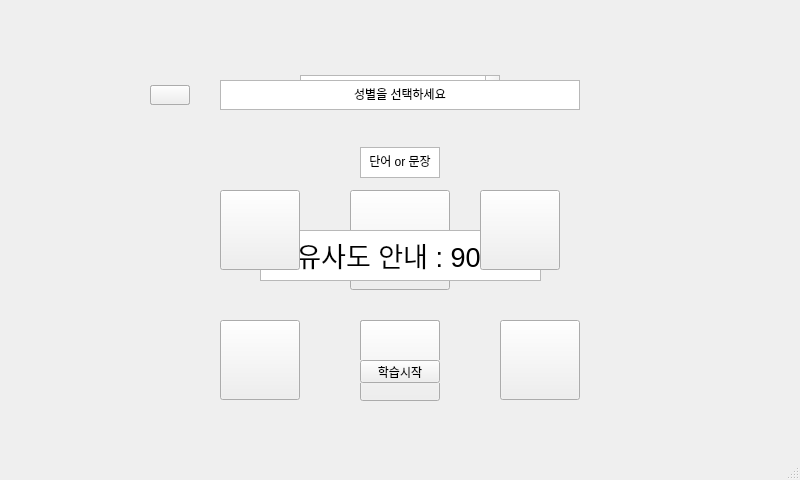
The window that sub.ui (mINUs-capstone-design/Source_Code) describes before a commit, drawn with Qt 5.
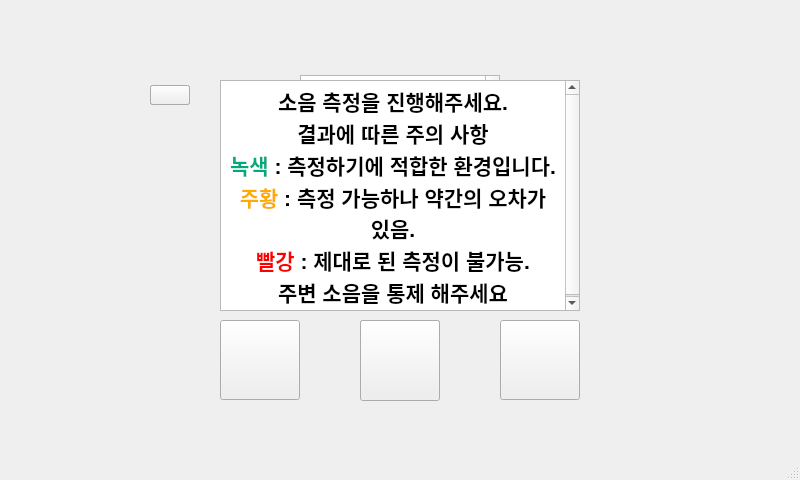
The same window after the commit. Icons and pictures are not drawn.

Commit message: edit. 소음 측정 page : delete 단어제시  및 add 주의사항 문구

The edit to the form file:
```diff
--- a/sub.ui
+++ b/sub.ui
@@ -294,13 +294,13 @@
        <x>220</x>
        <y>80</y>
        <width>360</width>
-       <height>30</height>
+       <height>231</height>
       </rect>
      </property>
      <property name="maximumSize">
       <size>
        <width>16777215</width>
-       <height>30</height>
+       <height>250</height>
       </size>
      </property>
      <property name="html">
@@ -308,7 +308,12 @@
 &lt;html&gt;&lt;head&gt;&lt;meta name=&quot;qrichtext&quot; content=&quot;1&quot; /&gt;&lt;style type=&quot;text/css&quot;&gt;
 p, li { white-space: pre-wrap; }
 &lt;/style&gt;&lt;/head&gt;&lt;body style=&quot; font-family:'Gulim'; font-size:9pt; font-weight:400; font-style:normal;&quot;&gt;
-&lt;p align=&quot;center&quot; style=&quot; margin-top:0px; margin-bottom:0px; margin-left:0px; margin-right:0px; -qt-block-indent:0; text-indent:0px;&quot;&gt;&lt;span style=&quot; font-size:11pt; font-weight:600;&quot;&gt;제시된 단어&lt;/span&gt;&lt;/p&gt;&lt;/body&gt;&lt;/html&gt;</string>
+&lt;p align=&quot;center&quot; style=&quot; margin-top:0px; margin-bottom:0px; margin-left:0px; margin-right:0px; -qt-block-indent:0; text-indent:0px;&quot;&gt;&lt;span style=&quot; font-size:16pt; font-weight:600;&quot;&gt;소음 측정을 진행해주세요.&lt;/span&gt;&lt;/p&gt;
+&lt;p align=&quot;center&quot; style=&quot; margin-top:0px; margin-bottom:0px; margin-left:0px; margin-right:0px; -qt-block-indent:0; text-indent:0px;&quot;&gt;&lt;span style=&quot; font-size:16pt; font-weight:600;&quot;&gt;결과에 따른 주의 사항&lt;/span&gt;&lt;/p&gt;
+&lt;p align=&quot;center&quot; style=&quot; margin-top:0px; margin-bottom:0px; margin-left:0px; margin-right:0px; -qt-block-indent:0; text-indent:0px;&quot;&gt;&lt;span style=&quot; font-size:16pt; font-weight:600; color:#00aa7f;&quot;&gt;녹색&lt;/span&gt;&lt;span style=&quot; font-size:16pt; font-weight:600;&quot;&gt; : 측정하기에 적합한 환경입니다.&lt;/span&gt;&lt;/p&gt;
+&lt;p align=&quot;center&quot; style=&quot; margin-top:0px; margin-bottom:0px; margin-left:0px; margin-right:0px; -qt-block-indent:0; text-indent:0px;&quot;&gt;&lt;span style=&quot; font-size:16pt; font-weight:600; color:#ffaa00;&quot;&gt;주황&lt;/span&gt;&lt;span style=&quot; font-size:16pt; font-weight:600;&quot;&gt; : 측정 가능하나 약간의 오차가 있음.&lt;/span&gt;&lt;/p&gt;
+&lt;p align=&quot;center&quot; style=&quot; margin-top:0px; margin-bottom:0px; margin-left:0px; margin-right:0px; -qt-block-indent:0; text-indent:0px;&quot;&gt;&lt;span style=&quot; font-size:16pt; font-weight:600; color:#ff0000;&quot;&gt;빨강&lt;/span&gt;&lt;span style=&quot; font-size:16pt; font-weight:600;&quot;&gt; : 제대로 된 측정이 불가능.&lt;/span&gt;&lt;/p&gt;
+&lt;p align=&quot;center&quot; style=&quot; margin-top:0px; margin-bottom:0px; margin-left:0px; margin-right:0px; -qt-block-indent:0; text-indent:0px;&quot;&gt;&lt;span style=&quot; font-size:16pt; font-weight:600;&quot;&gt;주변 소음을 통제 해주세요&lt;/span&gt;&lt;/p&gt;&lt;/body&gt;&lt;/html&gt;</string>
      </property>
     </widget>
     <widget class="QPushButton" name="button_resultnoise">
@@ -524,8 +529,8 @@
    <zorder>mainwindow</zorder>
    <zorder>resultnoise</zorder>
    <zorder>result</zorder>
-   <zorder>checknoise</zorder>
    <zorder>selectsexual</zorder>
+   <zorder>checknoise</zorder>
   </widget>
   <widget class="QMenuBar" name="menubar">
    <property name="geometry">
```
The commit also changes 3 other files.
